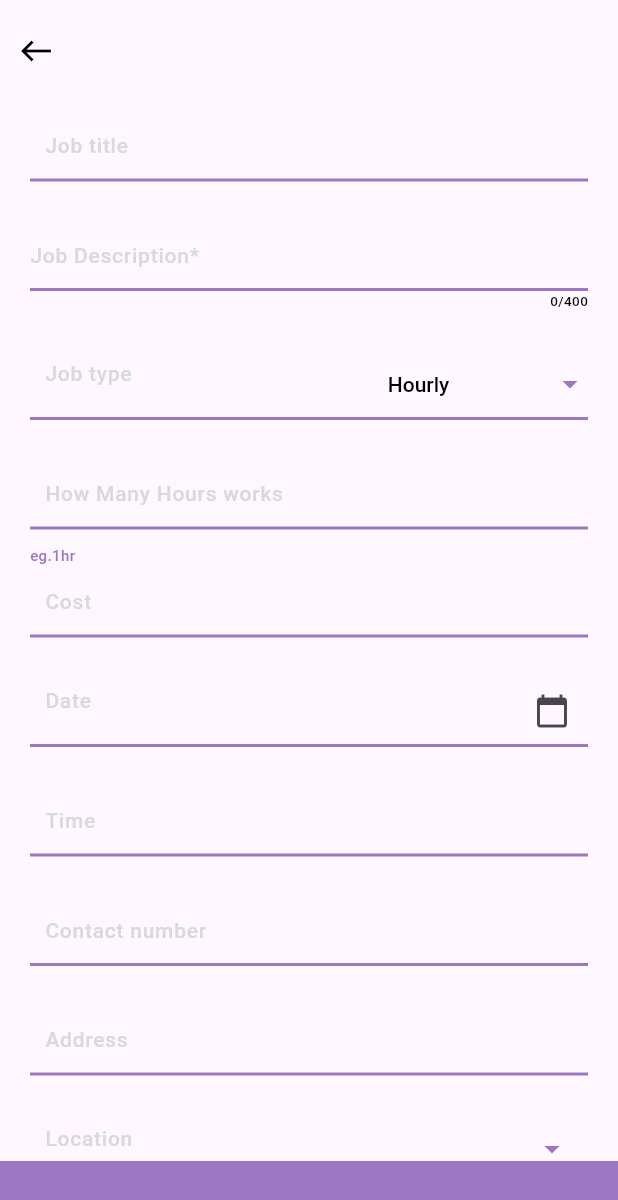
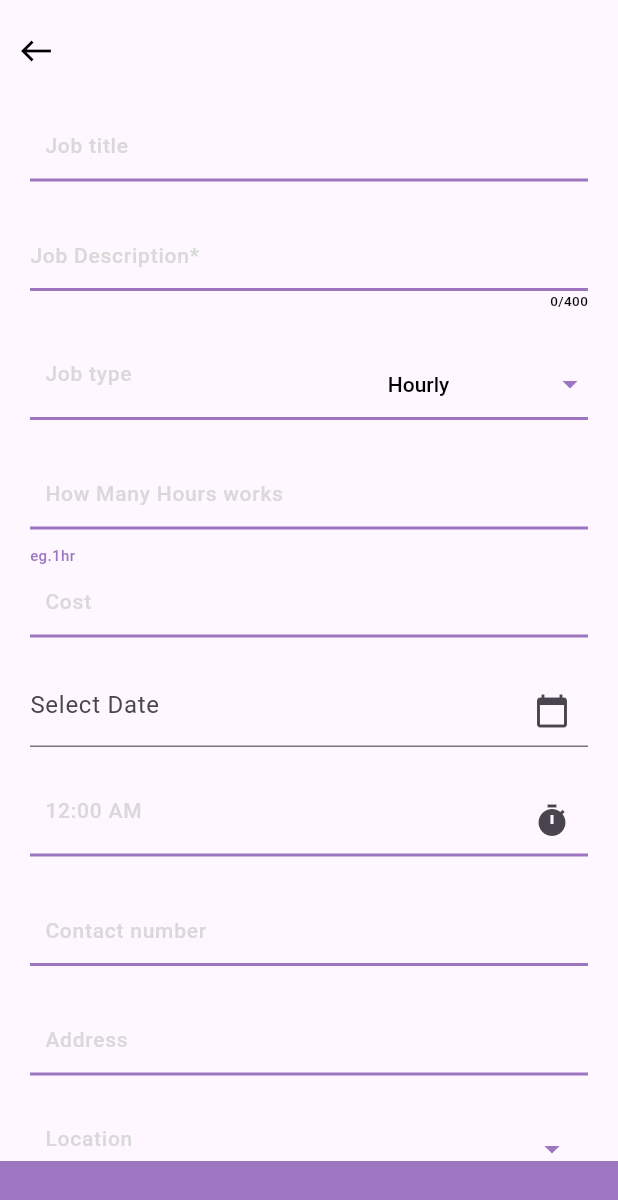
Before and after one commit to JosephVJFC/provider_frontend, a Flutter app: the Postdetailpage screen opened directly, on a phone screen of 412 x 824 dp. Shown: the top 1200 px of the screen. Run offline on Flutter 3.47's test engine with Material 2 defaults, Android fonts, the light colour scheme and no system bars; our stand-ins replace awesome_snackbar_content, curved_navigation_bar, dio, dotted_border, flutter_svg, google_fonts and 5 more; missing offline and left inert: otp_timer_button; accounts and stored records are empty; Roboto replaces fonts that are missing (Commissioner).

Commit message:
calender and time

```diff
--- a/lib/pages/postdetailpage.dart
+++ b/lib/pages/postdetailpage.dart
@@ -5,13 +5,12 @@
 import 'package:google_fonts/google_fonts.dart';
 import 'package:dotted_border/dotted_border.dart';
 import 'package:image_picker/image_picker.dart';
-import 'package:provider_frontend/pages/home.dart';
-
-
+import 'package:intl/intl.dart';
+// import 'package:provider_frontend/pages/home.dart';
 
 class Postdetailpage extends StatefulWidget {
-  final  String? id;
-  final  String? name;
+  final String? id;
+  final String? name;
   const Postdetailpage({Key? key, this.name, this.id}) : super(key: key);
 
   @override
@@ -30,6 +29,7 @@
   // ignore: unused_field
   File? _selectedImage;
   File? _frontImage;
+  TimeOfDay _timeOfDay = TimeOfDay(hour: 00, minute: 00);
 
   // List to store controllers for dynamically generated text fields
   List<TextEditingController> additionalTextControllers = [];
@@ -57,15 +57,23 @@
     }
   }
 
+  void _showTimePicker() {
+    showTimePicker(
+      context: context,
+      initialTime: TimeOfDay.now(),
+    ).then((value) {
+      setState(() {
+        _timeOfDay = value!;
+      });
+    });
+  }
+
   @override
   void dispose() {
     _textController.removeListener(_updateCharacterCount);
     _textController.dispose();
     super.dispose();
   }
-
-
-
 
   // The setState triggers a rebuild when text changes
   void _updateCharacterCount() {
@@ -376,15 +384,39 @@
                     },
 
                     const SizedBox(height: 25),
+
                     TextFormField(
                       controller: _dateController,
                       decoration: InputDecoration(
-                        hintText: 'Date',
+                        hintText: 'Select Date',
+                        suffixIcon: IconButton(
+                          icon: Icon(Icons.calendar_today),
+                          onPressed: () async {
+                            DateTime? picked = await showDatePicker(
+                              context: context,
+                              initialDate: DateTime.now(),
+                              firstDate: DateTime(2015, 8),
+                              lastDate: DateTime(2101),
+                            );
+                            if (picked != null && picked != _selectedDate) {
+                              String formattedDate =
+                                  DateFormat('dd-MM-yyyy').format(picked);
+                              _dateController.text = formattedDate;
+                            }
+                          },
+                        ),
+                      ),
+                    ),
+
+                    const SizedBox(height: 25),
+                    TextFormField(
+                      decoration: InputDecoration(
+                        hintText: _timeOfDay.format(context).toString(),
                         suffixIcon: IconButton(
                           icon: const Icon(
-                            Icons.calendar_today,
+                            Icons.timer,
                           ),
-                          onPressed: () => _selectDate(context),
+                          onPressed: _showTimePicker,
                         ),
                         hintStyle: GoogleFonts.commissioner(
                           fontSize: 14,
@@ -405,32 +437,6 @@
                         ),
                       ),
                     ),
-
-
-                     const SizedBox(height: 25),
-                    TextFormField(
-                      decoration: InputDecoration(
-                        hintText: 'Time',
-                        hintStyle: GoogleFonts.commissioner(
-                          fontSize: 14,
-                          fontWeight: FontWeight.w500,
-                          color: const Color.fromRGBO(217, 217, 217, 1),
-                        ),
-                        contentPadding: const EdgeInsets.symmetric(
-                            vertical: 5.0, horizontal: 10.0),
-                        focusedBorder: const UnderlineInputBorder(
-                          borderSide: BorderSide(
-                              color: Color.fromRGBO(157, 118, 193, 1),
-                              width: 2.5),
-                        ),
-                        enabledBorder: const UnderlineInputBorder(
-                          borderSide: BorderSide(
-                              color: Color.fromRGBO(157, 118, 193, 1),
-                              width: 2),
-                        ),
-                      ),
-                    ),
-
                     const SizedBox(height: 25),
                     TextFormField(
                       decoration: InputDecoration(
@@ -477,9 +483,11 @@
                         ),
                       ),
                     ),
+
                     const SizedBox(
                       height: 25,
                     ),
+
                     TextFormField(
                       decoration: InputDecoration(
                         hintText: 'Location',
@@ -509,7 +517,9 @@
                   ],
                 ),
               ),
+
               const SizedBox(height: 60),
+
               Column(
                 children: [
                   DottedBorder(
@@ -570,6 +580,7 @@
                       ),
                     ),
                   ),
+                  const SizedBox(height: 30),
                 ],
               ),
             ],
@@ -583,10 +594,9 @@
     );
   }
 
-
   Future<void> _pickFrontImage() async {
-    final pickedImage =
-        await ImagePicker().pickImage(source: ImageSource.gallery,maxWidth: 400,maxHeight: 132);
+    final pickedImage = await ImagePicker()
+        .pickImage(source: ImageSource.gallery, maxWidth: 400, maxHeight: 132);
     //  await ImagePicker().pickImage(source: ImageSource.camera);
     if (pickedImage != null) {
       setState(() {
@@ -605,8 +615,6 @@
     );
   }
 
-
-
   // Image Picker
   Future<void> _pickImage(ImageSource source) async {
     final ImagePicker picker = ImagePicker();
```
Lines whose indentation alone changed are shown as unchanged.
